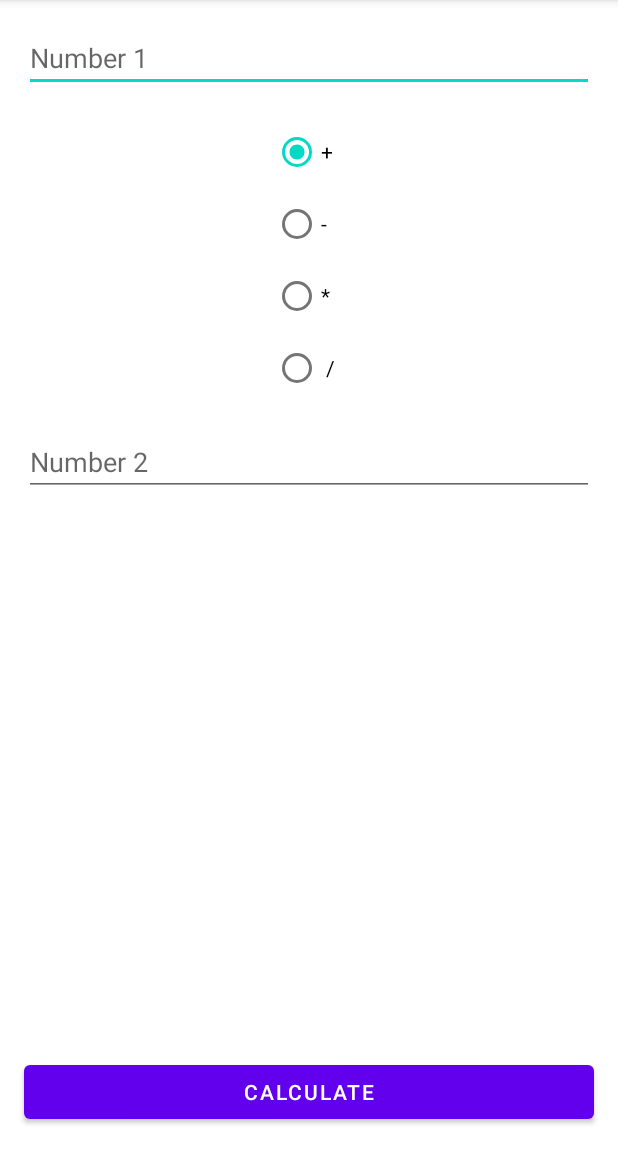
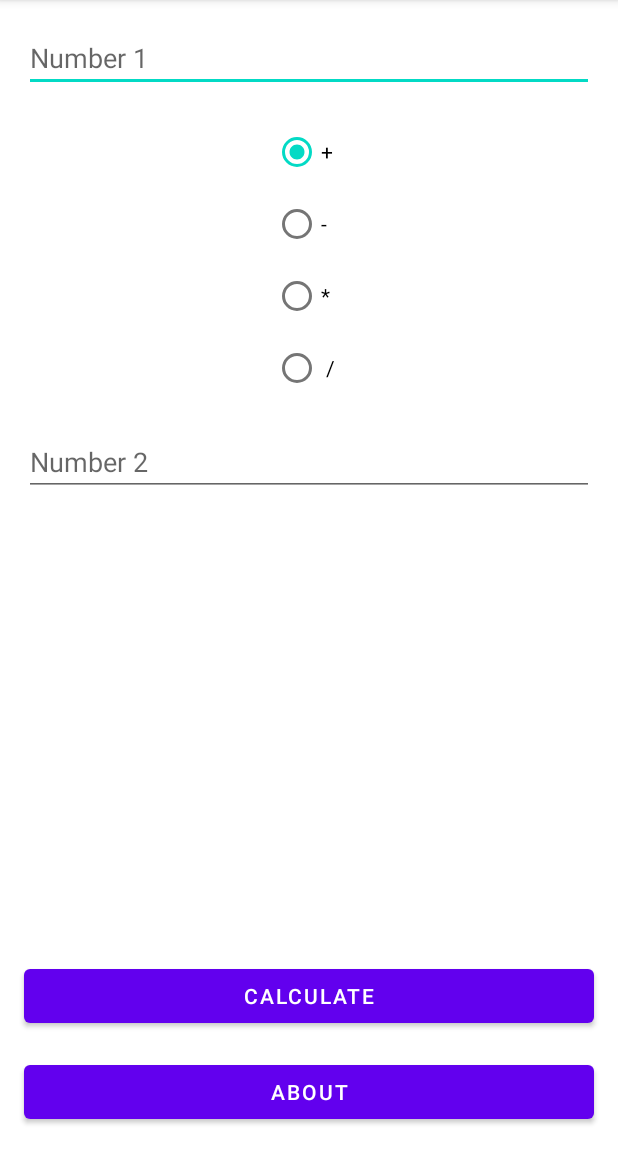
Before and after one commit to anouar-derdouri-development/copy-of-calculator, an Android app: the screen it shows after launch (MainActivity), on a phone screen of 412 x 824 dp, the part 84-1236 px from its top. Run offline under Robolectric (Android 15) with nearby library versions, the phone set to English and light mode, and no system bars.

Commit message:
About Activity: Layout updated & Java created + Linked to Main Activity

```diff
--- a/app/src/main/java/com/example/calculator/AboutActivity.java
+++ b/app/src/main/java/com/example/calculator/AboutActivity.java
@@ -10,5 +10,7 @@ public class AboutActivity extends AppCompatActivity {
     protected void onCreate(Bundle savedInstanceState) {
         super.onCreate(savedInstanceState);
         setContentView(R.layout.activity_about);
+
+        setTitle("About Calculator App");
     }
 }
--- a/app/src/main/java/com/example/calculator/MainActivity.java
+++ b/app/src/main/java/com/example/calculator/MainActivity.java
@@ -2,6 +2,7 @@ package com.example.calculator;
 
 import androidx.appcompat.app.AppCompatActivity;
 
+import android.content.Intent;
 import android.os.Bundle;
 import android.view.View;
 import android.widget.Button;
@@ -12,7 +13,7 @@ import android.widget.Toast;
 public class MainActivity extends AppCompatActivity {
     EditText et_number_1, et_number_2;
     RadioButton rb_addition, rb_substraction, rb_multiplication, rb_division;
-    Button btn_calculate;
+    Button btn_calculate, btn_about;
 
     @Override
     protected void onCreate(Bundle savedInstanceState) {
@@ -26,6 +27,7 @@ public class MainActivity extends AppCompatActivity {
         rb_multiplication = findViewById(R.id.rb_multiplication);
         rb_division = findViewById(R.id.rb_division);
         btn_calculate = findViewById(R.id.btn_calculate);
+        btn_about = findViewById(R.id.btn_about);
 
         rb_addition.setChecked(true);
 
@@ -51,5 +53,14 @@ public class MainActivity extends AppCompatActivity {
                 Toast.makeText(MainActivity.this, String.valueOf(result), Toast.LENGTH_SHORT).show();
             }
         });
+
+        btn_about.setOnClickListener(new View.OnClickListener() {
+            @Override
+            public void onClick(View view) {
+                Intent intent = new Intent(MainActivity.this, AboutActivity.class);
+
+                startActivity(intent);
+            }
+        });
     }
 }
--- a/app/src/main/res/layout/activity_main.xml
+++ b/app/src/main/res/layout/activity_main.xml
@@ -76,6 +76,19 @@
         android:layout_marginEnd="16dp"
         android:layout_marginBottom="16dp"
         android:text="Calculate"
+        app:layout_constraintBottom_toTopOf="@+id/btn_about"
+        app:layout_constraintEnd_toEndOf="parent"
+        app:layout_constraintHorizontal_bias="0.0"
+        app:layout_constraintStart_toStartOf="parent" />
+
+    <Button
+        android:id="@+id/btn_about"
+        android:layout_width="0dp"
+        android:layout_height="wrap_content"
+        android:layout_marginStart="16dp"
+        android:layout_marginEnd="16dp"
+        android:layout_marginBottom="16dp"
+        android:text="About"
         app:layout_constraintBottom_toBottomOf="parent"
         app:layout_constraintEnd_toEndOf="parent"
         app:layout_constraintStart_toStartOf="parent" />
```
Also changed, not shown: app/src/main/res/layout/activity_about.xml (+13 -1 lines).
